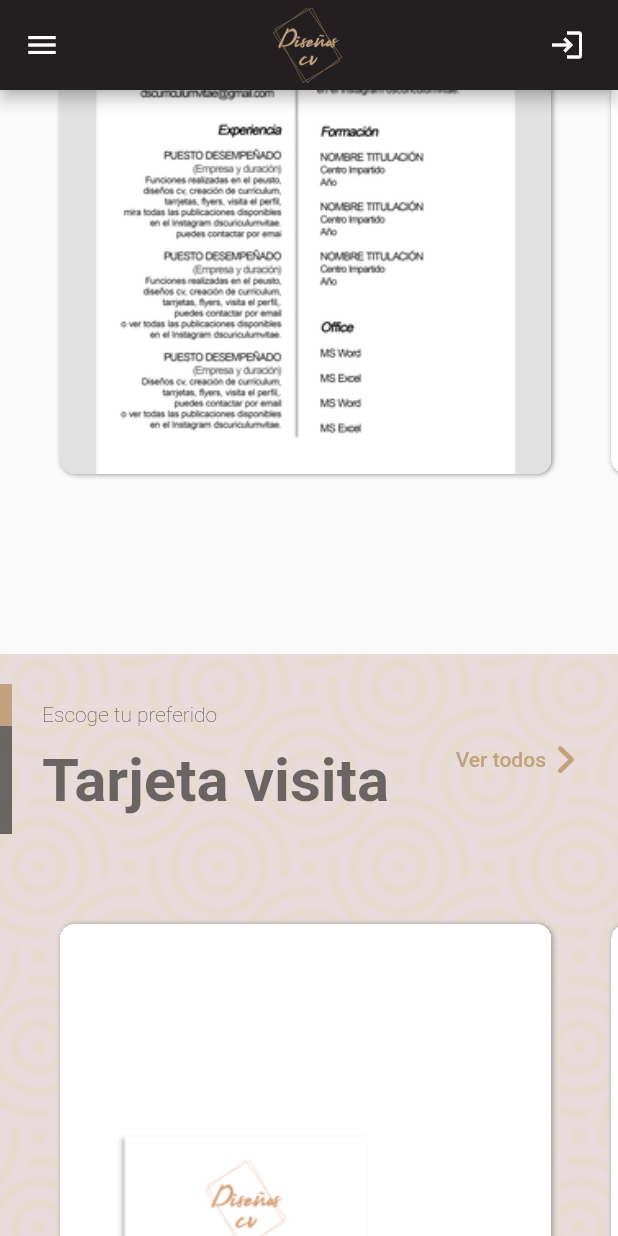
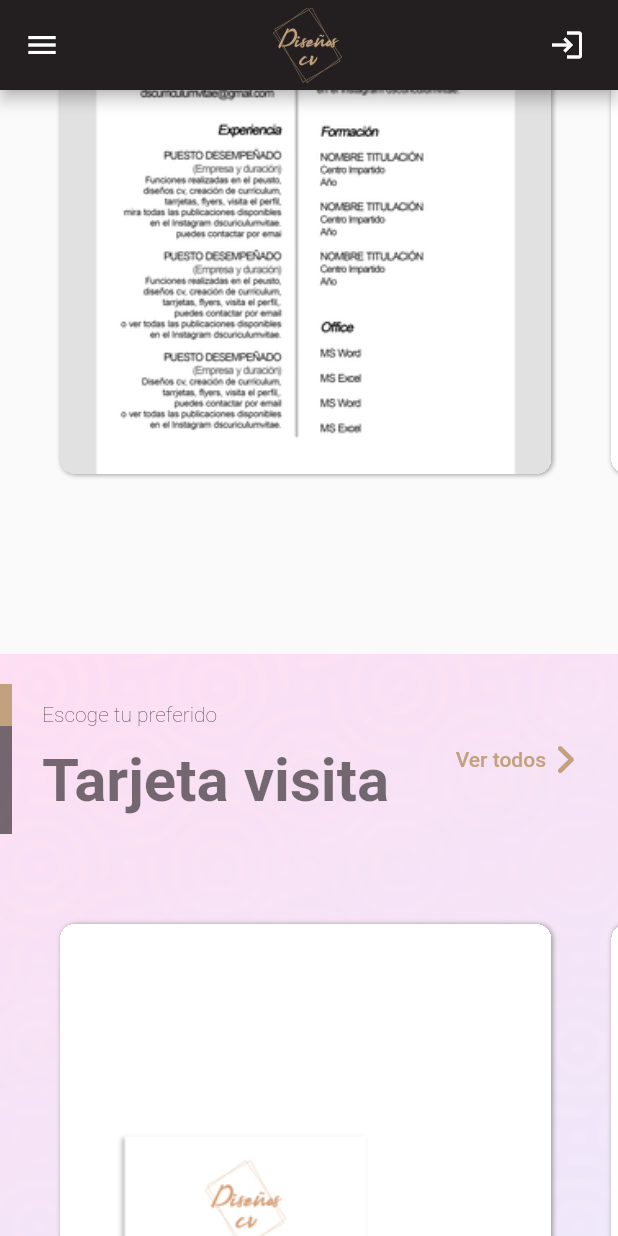
Before and after one commit to xenxi/cv-desing, a Flutter app: the screen it shows after launch, scrolled down 1152 dp, on a phone screen of 412 x 824 dp. Run offline on Flutter 3.47's test engine with Material 2 defaults, Android fonts, the light colour scheme and no system bars; our stand-ins replace animate_do, bloc, dartz, equatable, firebase_auth, firebase_core and 9 more; accounts and stored records are empty.

Commit message:
:lipstick: update background

```diff
--- a/lib/presentation/views/home/sections/business_cards_section.dart
+++ b/lib/presentation/views/home/sections/business_cards_section.dart
@@ -20,12 +20,17 @@ class BusinessCardsSection extends StatelessWidget {
   @override
   Widget build(BuildContext context) {
     return Container(
-      decoration: BoxDecoration(
-        color: CustomTheme.primaryColor.withOpacity(.35),
-        image: const DecorationImage(
+      decoration: const BoxDecoration(
+        image: DecorationImage(
           fit: BoxFit.none,
           image: AssetImage(ImagePath.bg2),
           repeat: ImageRepeat.repeat,
+          opacity: .4,
+        ),
+        gradient: LinearGradient(
+          begin: Alignment.topLeft,
+          end: Alignment.bottomRight,
+          colors: CustomTheme.snowGradient,
         ),
       ),
       child: Column(
```
